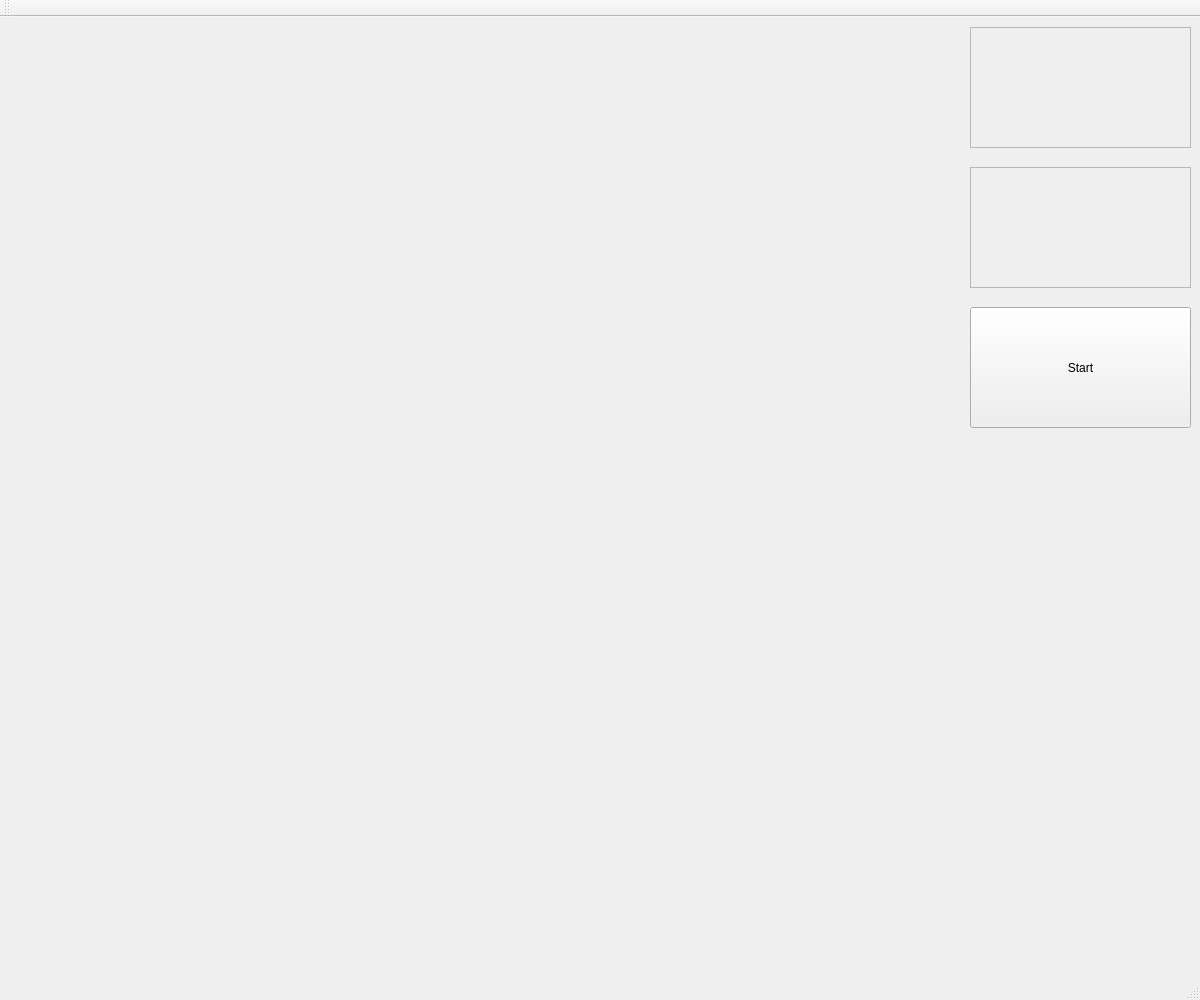
Above: mainwindow.ui from NickinAction/Minesweeper before the change. Below: the same form after it.
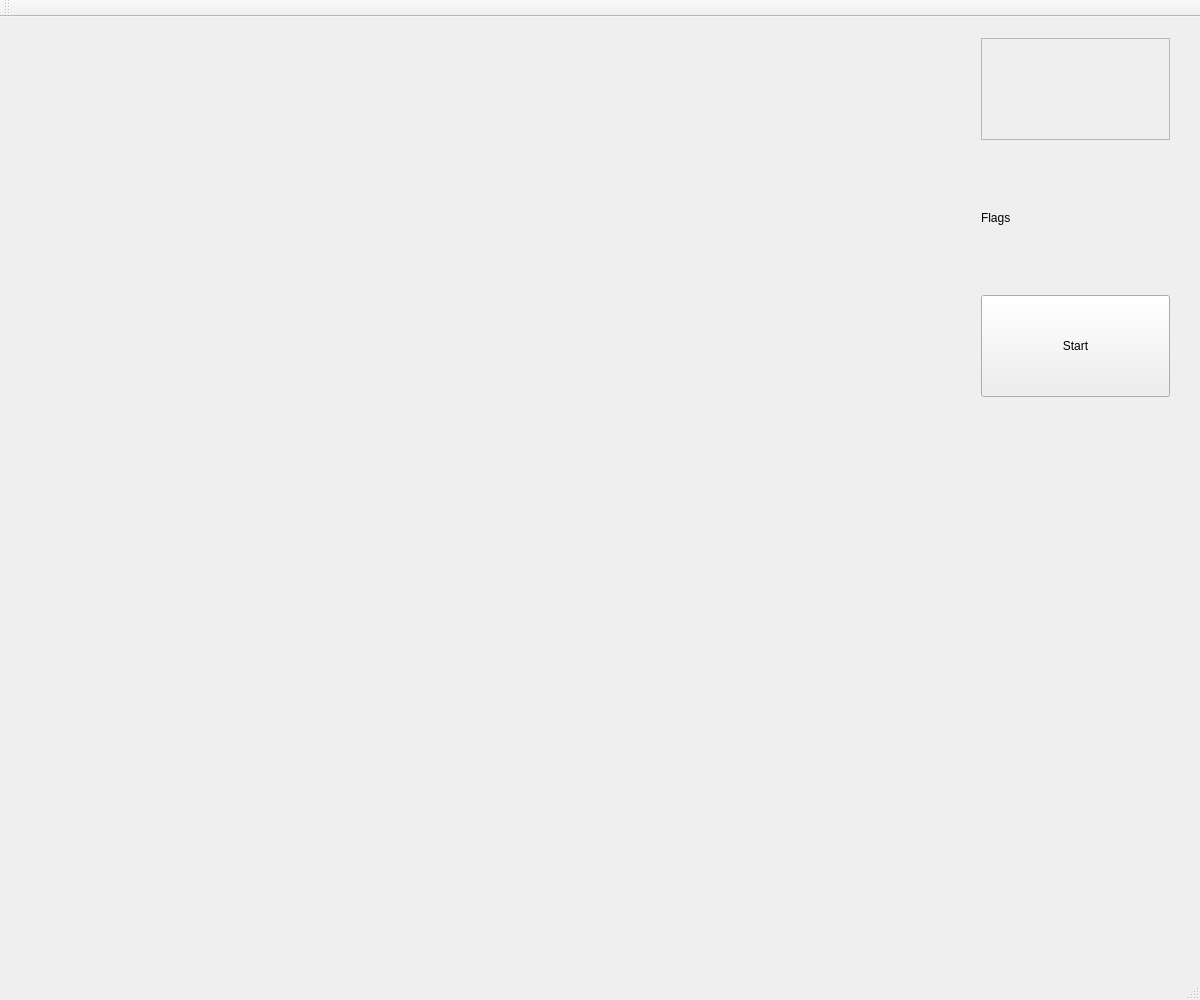
That is the form after the change.

Diff of the .ui file:
```diff
--- a/mainwindow.ui
+++ b/mainwindow.ui
@@ -20,51 +20,6 @@
    <string>MainWindow</string>
   </property>
   <widget class="QWidget" name="centralWidget">
-   <widget class="QFrame" name="timer">
-    <property name="geometry">
-     <rect>
-      <x>970</x>
-      <y>10</y>
-      <width>221</width>
-      <height>121</height>
-     </rect>
-    </property>
-    <property name="frameShape">
-     <enum>QFrame::StyledPanel</enum>
-    </property>
-    <property name="frameShadow">
-     <enum>QFrame::Raised</enum>
-    </property>
-   </widget>
-   <widget class="QFrame" name="mineCounter">
-    <property name="geometry">
-     <rect>
-      <x>970</x>
-      <y>150</y>
-      <width>221</width>
-      <height>121</height>
-     </rect>
-    </property>
-    <property name="frameShape">
-     <enum>QFrame::StyledPanel</enum>
-    </property>
-    <property name="frameShadow">
-     <enum>QFrame::Raised</enum>
-    </property>
-   </widget>
-   <widget class="QPushButton" name="smileButton">
-    <property name="geometry">
-     <rect>
-      <x>970</x>
-      <y>290</y>
-      <width>221</width>
-      <height>121</height>
-     </rect>
-    </property>
-    <property name="text">
-     <string>Start</string>
-    </property>
-   </widget>
    <widget class="QWidget" name="verticalLayoutWidget">
     <property name="geometry">
      <rect>
@@ -76,6 +31,92 @@
     </property>
     <layout class="QVBoxLayout" name="verticalLayout"/>
    </widget>
+   <widget class="QWidget" name="verticalLayoutWidget_2">
+    <property name="geometry">
+     <rect>
+      <x>970</x>
+      <y>10</y>
+      <width>211</width>
+      <height>381</height>
+     </rect>
+    </property>
+    <layout class="QVBoxLayout" name="verticalLayout_2">
+     <item>
+      <widget class="QFrame" name="timer">
+       <property name="sizePolicy">
+        <sizepolicy hsizetype="Preferred" vsizetype="Minimum">
+         <horstretch>0</horstretch>
+         <verstretch>0</verstretch>
+        </sizepolicy>
+       </property>
+       <property name="frameShape">
+        <enum>QFrame::StyledPanel</enum>
+       </property>
+       <property name="frameShadow">
+        <enum>QFrame::Raised</enum>
+       </property>
+      </widget>
+     </item>
+     <item>
+      <spacer name="horizontalSpacer_2">
+       <property name="orientation">
+        <enum>Qt::Vertical</enum>
+       </property>
+       <property name="sizeType">
+        <enum>QSizePolicy::Fixed</enum>
+       </property>
+       <property name="sizeHint" stdset="0">
+        <size>
+         <width>20</width>
+         <height>20</height>
+        </size>
+       </property>
+      </spacer>
+     </item>
+     <item>
+      <widget class="QLabel" name="label">
+       <property name="sizePolicy">
+        <sizepolicy hsizetype="Preferred" vsizetype="Minimum">
+         <horstretch>0</horstretch>
+         <verstretch>0</verstretch>
+        </sizepolicy>
+       </property>
+       <property name="text">
+        <string>Flags</string>
+       </property>
+      </widget>
+     </item>
+     <item>
+      <spacer name="horizontalSpacer">
+       <property name="orientation">
+        <enum>Qt::Vertical</enum>
+       </property>
+       <property name="sizeType">
+        <enum>QSizePolicy::Fixed</enum>
+       </property>
+       <property name="sizeHint" stdset="0">
+        <size>
+         <width>20</width>
+         <height>20</height>
+        </size>
+       </property>
+      </spacer>
+     </item>
+     <item>
+      <widget class="QPushButton" name="smileButton">
+       <property name="sizePolicy">
+        <sizepolicy hsizetype="Minimum" vsizetype="Preferred">
+         <horstretch>0</horstretch>
+         <verstretch>0</verstretch>
+        </sizepolicy>
+       </property>
+       <property name="text">
+        <string>Start</string>
+       </property>
+      </widget>
+     </item>
+    </layout>
+   </widget>
   </widget>
   <widget class="QToolBar" name="mainToolBar">
    <attribute name="toolBarArea">
```
